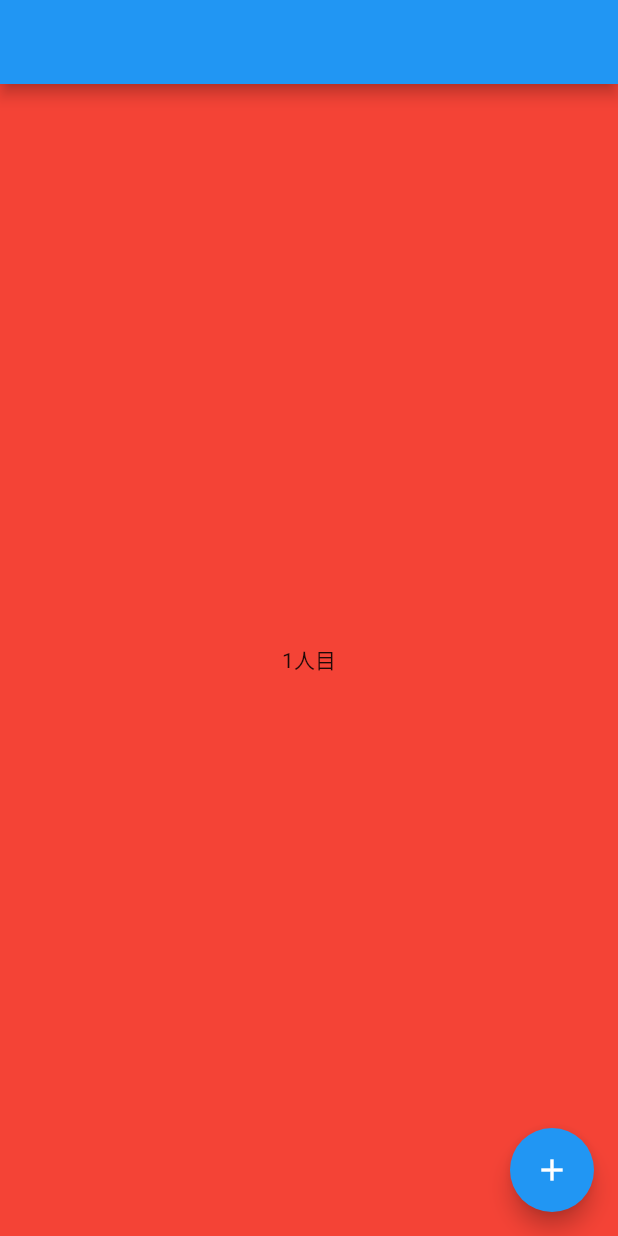
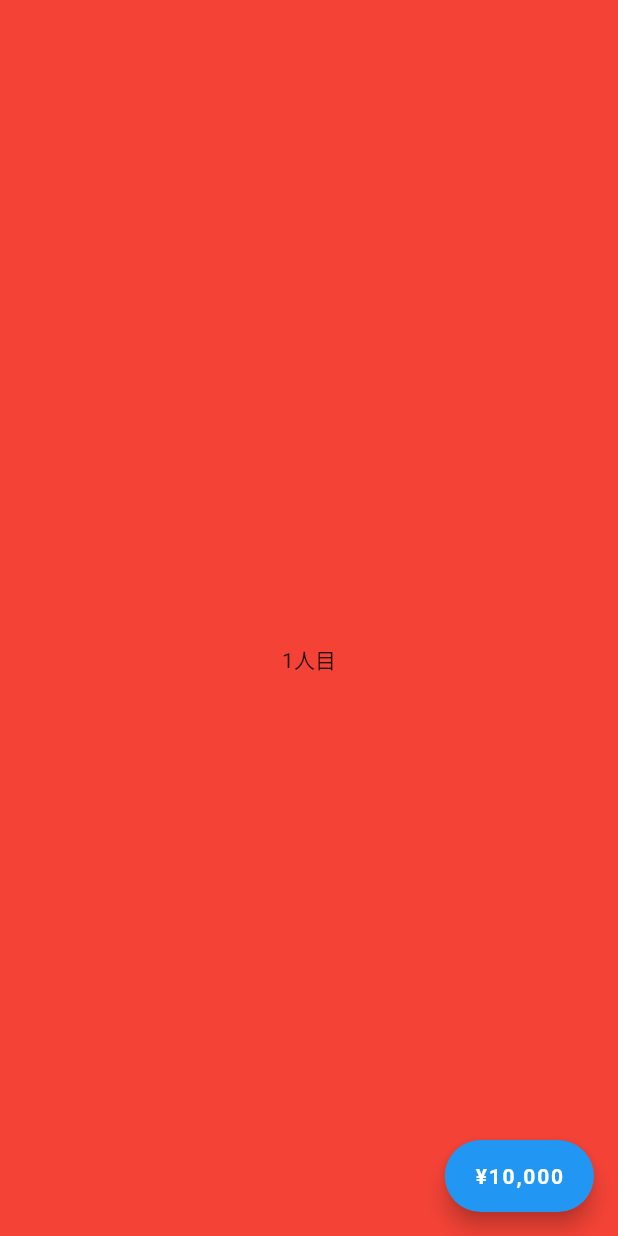
Before and after one commit to nozomi-koborinai/spajam2022-kyoto, a Flutter app: the screen it shows after launch, on a phone screen of 412 x 824 dp. Run offline on Flutter 3.47's test engine with Material 2 defaults, Android fonts, the phone set to English and light mode, and no system bars; drawn by our look-alikes of liquid_swipe.

Commit message:
ボタンに金額を表示

```diff
--- a/lib/states.dart
+++ b/lib/states.dart
@@ -10,6 +10,8 @@ class States {
   final pages = [
     Scaffold(
       appBar: AppBar(
+        elevation: 0,
+        backgroundColor: Colors.red,
         title: Text(''),
       ),
       body: Container(
@@ -18,13 +20,18 @@ class States {
         color: Colors.red,
         child: Center(child: Text('1人目')),
       ),
-      floatingActionButton: FloatingActionButton(
+      floatingActionButton: FloatingActionButton.extended(
         onPressed: () {},
-        child: const Icon(Icons.add),
+        label: Text(
+          '¥10,000',
+          style: TextStyle(fontWeight: FontWeight.bold),
+        ),
       ),
     ),
     Scaffold(
       appBar: AppBar(
+        elevation: 0,
+        backgroundColor: Colors.blue,
         title: Text(''),
       ),
       body: Container(
@@ -33,13 +40,18 @@ class States {
         color: Colors.blue,
         child: Center(child: Text('2人目')),
       ),
-      floatingActionButton: FloatingActionButton(
+      floatingActionButton: FloatingActionButton.extended(
         onPressed: () {},
-        child: const Icon(Icons.add),
+        label: Text(
+          '¥20,000',
+          style: TextStyle(fontWeight: FontWeight.bold),
+        ),
       ),
     ),
     Scaffold(
       appBar: AppBar(
+        elevation: 0,
+        backgroundColor: Colors.yellow,
         title: const Text(''),
       ),
       body: Container(
@@ -48,9 +60,12 @@ class States {
         color: Colors.yellow,
         child: Center(child: Text('3人目')),
       ),
-      floatingActionButton: FloatingActionButton(
+      floatingActionButton: FloatingActionButton.extended(
         onPressed: () {},
-        child: const Icon(Icons.add),
+        label: Text(
+          '¥30,000',
+          style: TextStyle(fontWeight: FontWeight.bold),
+        ),
       ),
     ),
   ];
```
